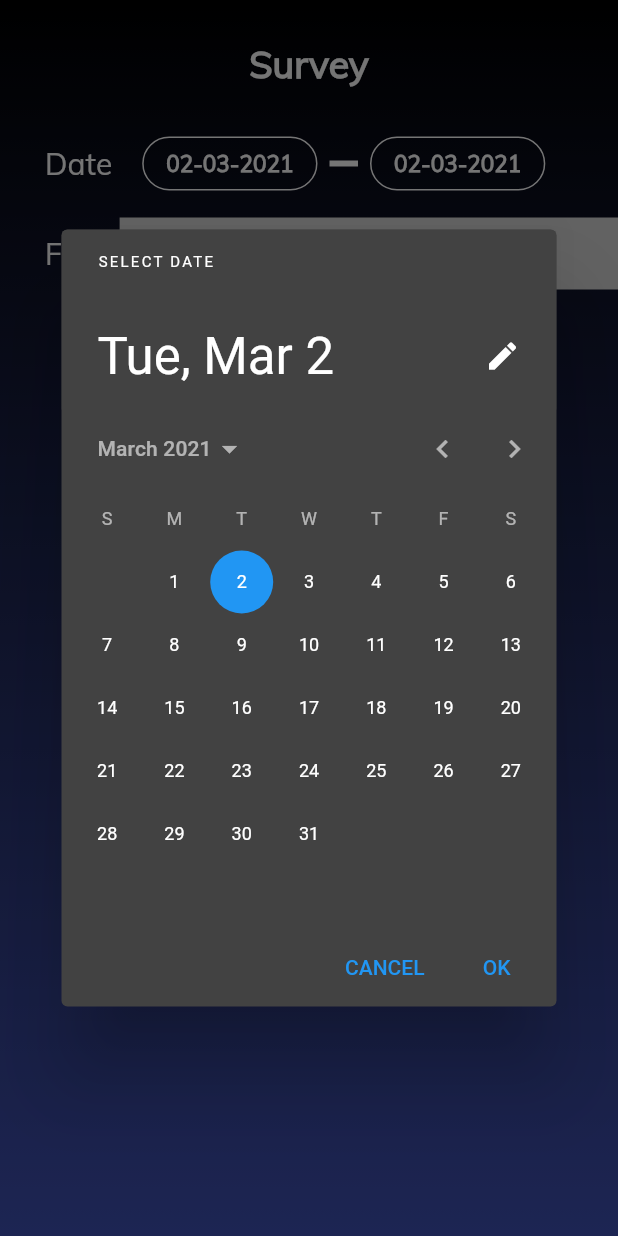
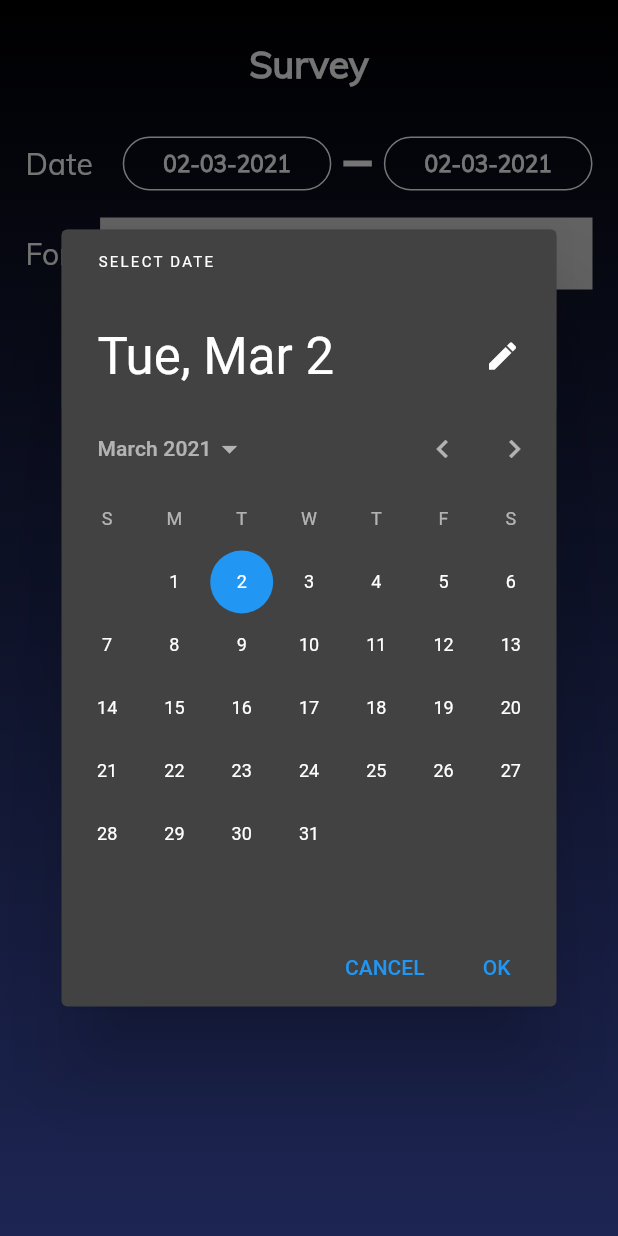
Before and after one commit to kfranic1/Rankless, a Flutter app: the SurveyUI screen opened directly, after a tap on an icon or button, on a phone screen of 412 x 824 dp. Run offline on Flutter 3.47's test engine with Material 2 defaults, Android fonts, the light colour scheme and no system bars; our stand-ins replace cloud_firestore, dropdown_search, firebase_auth, firebase_core; missing offline and left inert: customtogglebuttons, searchable_dropdown; accounts and stored records are empty.

Commit message:
Date layout repair

```diff
--- a/lib/SurveyUI.dart
+++ b/lib/SurveyUI.dart
@@ -7,6 +7,7 @@ import 'package:intl/intl.dart';
 import 'package:rankless/Company.dart';
 import 'package:rankless/QuestionUICreate.dart';
 import 'package:searchable_dropdown/searchable_dropdown.dart';
+import 'Question.dart';
 import 'Survey.dart';
 
 class SurveyUI extends StatefulWidget {
@@ -22,6 +23,7 @@ class _SurveyUIState extends State<SurveyUI> {
   DateTime selectedFrom = DateTime.now();
   DateTime selectedTo = DateTime.now();
   DateFormat formatted = DateFormat('dd-MM-yyyy');
+  List<int> selectedTags = [];
 
   //samo za provjeru
   List<DropdownMenuItem> tags = [];
@@ -39,6 +41,9 @@ class _SurveyUIState extends State<SurveyUI> {
       child: Text('teamThree'),
     ));
     // ovo između služi samo za provjeru
+    for (int i = 0; i < tags.length; i++) {
+      selectedTags.add(i);
+    }
     return Scaffold(
         body: Container(
       decoration: BoxDecoration(
@@ -90,7 +95,8 @@ class _SurveyUIState extends State<SurveyUI> {
                   width: 20,
                 ),
                 //from
-                FlatButton(
+                Expanded(
+                  child: FlatButton(
                     child: Text(
                       formatted.format(selectedFrom),
                       style: TextStyle(
@@ -105,6 +111,7 @@ class _SurveyUIState extends State<SurveyUI> {
                       side: BorderSide(color: Colors.white),
                     ),
                   ),
+                ),
                 SizedBox(
                   child: Divider(
                     color: Colors.white,
@@ -115,7 +122,8 @@ class _SurveyUIState extends State<SurveyUI> {
                   width: 35,
                 ),
                 //to
-                FlatButton(
+                Expanded(
+                  child: FlatButton(
                     child: Text(
                       formatted.format(selectedTo),
                       style: TextStyle(
@@ -130,10 +138,11 @@ class _SurveyUIState extends State<SurveyUI> {
                       side: BorderSide(color: Colors.white),
                     ),
                   ),
+                ),
               ],
             ),
-            alignment: Alignment.bottomLeft,
-            margin: EdgeInsets.only(left: 30),
+            alignment: Alignment.bottomCenter,
+            padding: EdgeInsets.only(left: 17, right: 17),
           ),
           //for
           Container(
@@ -151,6 +160,10 @@ class _SurveyUIState extends State<SurveyUI> {
                   child: SearchableDropdown.multiple(
                     items:
                         tags, //lista roles u klasi Company bi trebali biti DropDownMenuItem tipa
+                    style: TextStyle(
+                      color: Colors.white,
+                      fontFamily: 'Mulish',
+                    ),
                     hint: Text(
                       'teams',
                       style: TextStyle(
@@ -162,27 +175,41 @@ class _SurveyUIState extends State<SurveyUI> {
                     onChanged: (items) {
                       setState(() {
                         widget.survey.tags = items;
+                        selectedTags = items;
                       });
                     },
+                    closeButton: Container(),
                     searchHint: 'Who should get the survey',
                     isExpanded: true,
                   ),
                 )
               ],
             ),
-            alignment: Alignment.bottomLeft,
-            margin: EdgeInsets.only(left: 30, top: 12),
+            alignment: Alignment.bottomCenter,
+            margin: EdgeInsets.only(left: 17, right: 17, top: 12),
           ),
-          //add answer
+          //add question
           FlatButton.icon(
             onPressed: () {
               showDialog(
                   context: context,
                   builder: (BuildContext context) {
                     return Dialog(
-                      backgroundColor: Colors.blue,
-                      child: QuestionUICreate(),
-                    );
+                        insetPadding: EdgeInsets.only(left: 0.0, right: 0.0),
+                        backgroundColor: Colors.transparent,
+                        child: ListView(
+                          children: [
+                            IconButton(
+                                icon: Icon(Icons.cancel), onPressed: null),
+                            QuestionUICreate(),
+                            FlatButton(
+                                onPressed: null,
+                                child: Text(
+                                  'Add',
+                                  style: TextStyle(color: Colors.white),
+                                ))
+                          ],
+                        ));
                   });
             },
             icon: Container(
@@ -192,7 +219,7 @@ class _SurveyUIState extends State<SurveyUI> {
               ),
             ),
             label: Text(
-              "Add answer",
+              "Add question",
               style: TextStyle(
                   color: Colors.white, fontSize: 20, fontFamily: 'Mulish'),
             ),
@@ -268,4 +295,6 @@ class _SurveyUIState extends State<SurveyUI> {
       },
     );
   }
+
+  showQuestion(BuildContext context, Question question) {}
 }
```
Lines whose indentation alone changed are shown as unchanged.
